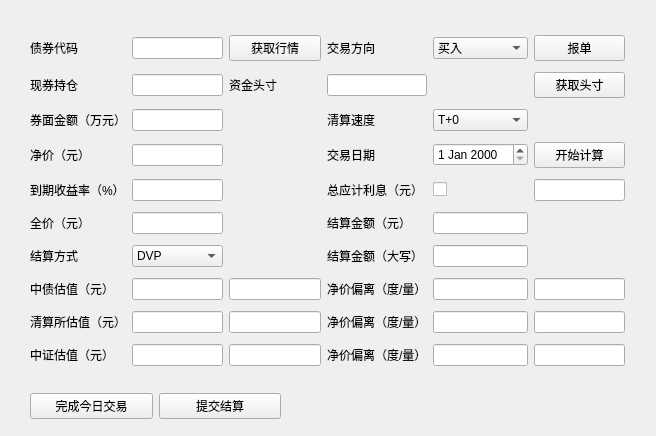
rahrahr/Trade-Monitor, file ui/bond_info.ui: the form before one commit.
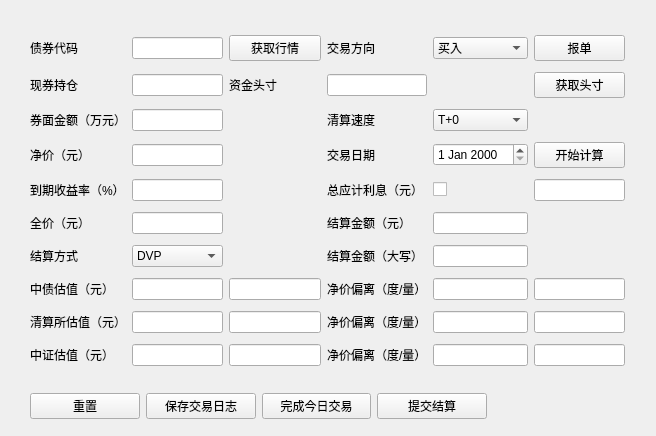
The form after the commit. Custom widgets are drawn as their Qt base class.

The edit to the form file:
```diff
--- a/ui/bond_info.ui
+++ b/ui/bond_info.ui
@@ -321,16 +321,30 @@
      </item>
     </layout>
    </widget>
-   <widget class="QWidget" name="">
+   <widget class="QWidget" name="layoutWidget">
     <property name="geometry">
      <rect>
       <x>30</x>
       <y>390</y>
-      <width>251</width>
+      <width>457</width>
       <height>32</height>
      </rect>
     </property>
     <layout class="QHBoxLayout" name="horizontalLayout">
+     <item>
+      <widget class="QPushButton" name="reset">
+       <property name="text">
+        <string>重置</string>
+       </property>
+      </widget>
+     </item>
+     <item>
+      <widget class="QPushButton" name="save_log">
+       <property name="text">
+        <string>保存交易日志</string>
+       </property>
+      </widget>
+     </item>
      <item>
       <widget class="QPushButton" name="is_last_trade">
        <property name="text">
```
Left out of the diff: 2 changed lines with no effect on the pictures.
